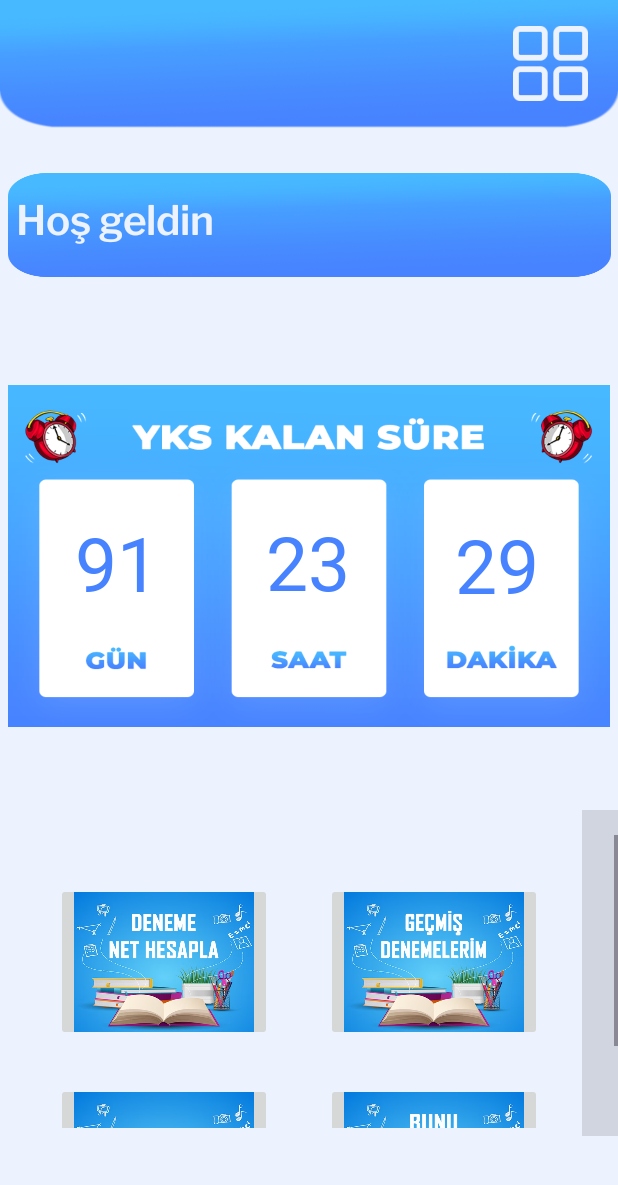
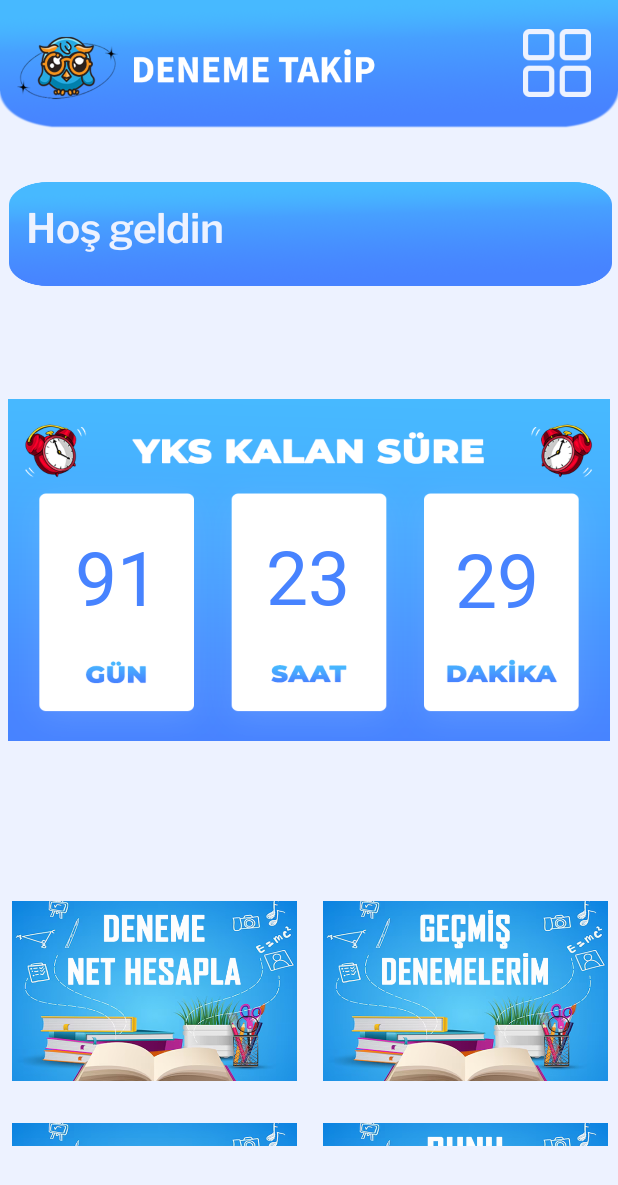
Before and after one commit to mustafateker/AndroidAppProje, an Android app: the MainActivity screen opened directly, with no data from a screen before it, on a phone screen of 412 x 824 dp. Shown: the top 1185 px of the screen. Run offline under Robolectric (Android 15) with nearby library versions, the phone set to English and light mode, and no system bars; our stand-ins replace Firebase (no records; nobody signed in at launch, a user with empty details on screens opened directly); Roboto replaces fonts that are not available here.

Commit message:
Recycler view, main aktivity vb. görsel düzenlemeler ve optimizasyon yapıldı

```diff
--- a/app/src/main/res/layout/activity_main.xml
+++ b/app/src/main/res/layout/activity_main.xml
@@ -1,6 +1,5 @@
 <?xml version="1.0" encoding="utf-8"?>
-<androidx.constraintlayout.widget.ConstraintLayout
-    xmlns:android="http://schemas.android.com/apk/res/android"
+<androidx.constraintlayout.widget.ConstraintLayout xmlns:android="http://schemas.android.com/apk/res/android"
     xmlns:app="http://schemas.android.com/apk/res-auto"
     xmlns:tools="http://schemas.android.com/tools"
     android:layout_width="match_parent"
@@ -18,7 +17,7 @@
         android:contentDescription="@string/anamenutop"
         android:scaleType="fitXY"
         app:layout_constraintEnd_toEndOf="parent"
-        app:layout_constraintHorizontal_bias="1.0"
+        app:layout_constraintHorizontal_bias="0.0"
         app:layout_constraintStart_toStartOf="parent"
         app:layout_constraintTop_toTopOf="parent"
         app:srcCompat="@drawable/main_top_fon_revize" />
@@ -29,13 +28,14 @@
         android:layout_height="228dp"
         android:contentDescription="@string/yks_geri_sayim"
         android:scaleType="fitXY"
-        app:layout_constraintBottom_toTopOf="@id/scrollView2"
+        app:layout_constraintBottom_toTopOf="@+id/scrollView2"
         app:layout_constraintEnd_toEndOf="parent"
         app:layout_constraintStart_toStartOf="parent"
         app:layout_constraintTop_toBottomOf="@id/hosgeldin_user"
         app:srcCompat="@drawable/time_counter_4" />
 
     <androidx.constraintlayout.widget.ConstraintLayout
+        android:id="@+id/constraintLayout"
         android:layout_width="367dp"
         android:layout_height="109dp"
         app:layout_constraintBottom_toBottomOf="@id/time_counter"
@@ -76,7 +76,7 @@
             android:layout_width="98dp"
             android:layout_height="57dp"
             android:layout_marginEnd="7dp"
-            android:text="Dakika"
+            android:text="@string/dakika"
             android:textAlignment="center"
             android:textColor="#4783FF"
             app:layout_constraintBottom_toBottomOf="parent"
@@ -87,24 +87,26 @@
     </androidx.constraintlayout.widget.ConstraintLayout>
 
 
-    <ImageView
+    <androidx.constraintlayout.utils.widget.ImageFilterView
         android:id="@+id/hosgeldin_user"
         android:layout_width="402dp"
         android:layout_height="69dp"
         android:layout_marginStart="10dp"
-        android:layout_marginTop="30dp"
+        android:layout_marginTop="36dp"
         android:layout_marginEnd="10dp"
         android:scaleType="fitXY"
         app:layout_constraintCircleRadius="20dp"
         app:layout_constraintEnd_toEndOf="parent"
+        app:layout_constraintHorizontal_bias="0.454"
         app:layout_constraintStart_toStartOf="parent"
         app:layout_constraintTop_toBottomOf="@id/main_top_fon_ImageView"
-        app:srcCompat="@drawable/hosgeldin_user_revize_2" />
+        app:srcCompat="@drawable/hosgeldin_user_revize_2"
+        tools:ignore="MissingConstraints" />
 
     <TextView
         android:id="@+id/textView"
-        android:layout_width="376dp"
-        android:layout_height="48dp"
+        android:layout_width="365dp"
+        android:layout_height="51dp"
         android:layout_marginStart="5dp"
         android:layout_marginEnd="5dp"
         android:ems="10"
@@ -115,17 +117,17 @@
         android:textStyle="bold"
         app:layout_constraintBottom_toBottomOf="@+id/hosgeldin_user"
         app:layout_constraintEnd_toEndOf="@id/hosgeldin_user"
-        app:layout_constraintHorizontal_bias="0.0"
+        app:layout_constraintHorizontal_bias="0.222"
         app:layout_constraintStart_toStartOf="@id/hosgeldin_user"
         app:layout_constraintTop_toTopOf="@+id/hosgeldin_user"
-        app:layout_constraintVertical_bias="0.476" />
+        tools:ignore="TextSizeCheck" />
 
     <ImageButton
 
 
         android:id="@+id/menu_button"
-        android:layout_width="58dp"
-        android:layout_height="50dp"
+        android:layout_width="48dp"
+        android:layout_height="45dp"
         android:background="@android:color/transparent"
         android:contentDescription="Menü butonu"
         android:scaleType="fitCenter"
@@ -135,100 +137,104 @@
         app:layout_constraintStart_toStartOf="parent"
         app:layout_constraintTop_toTopOf="@id/main_top_fon_ImageView"
         app:layout_constraintVertical_bias="0.485"
-        app:srcCompat="@drawable/menu_button_2" />
+        app:srcCompat="@drawable/menu_button_2"
+        tools:ignore="TouchTargetSizeCheck,TouchTargetSizeCheck" />
 
-
-    <View
-        android:id="@+id/divider2"
-        android:layout_width="25dp"
-        android:layout_height="217dp"
-        android:layout_marginStart="388dp"
-        android:background="?android:attr/listDivider"
-        app:layout_constraintBottom_toBottomOf="@+id/scrollView2"
-        app:layout_constraintEnd_toEndOf="@+id/scrollView2"
-        app:layout_constraintStart_toStartOf="@+id/scrollView2"
-        app:layout_constraintTop_toTopOf="@+id/scrollView2"
-        app:layout_constraintVertical_bias="0.754"
-        android:contentDescription ="Scroll bar"
-        tools:ignore="VisualLintBounds" />
-
-
-    <ScrollView
+    <androidx.core.widget.NestedScrollView
 
         android:id="@+id/scrollView2"
         android:layout_width="413dp"
         android:layout_height="195dp"
+        android:layout_marginBottom="60dp"
         android:contentDescription="Scroll view"
         app:layout_constraintBottom_toBottomOf="parent"
         app:layout_constraintEnd_toEndOf="parent"
         app:layout_constraintHorizontal_bias="0.0"
-        app:layout_constraintStart_toStartOf="parent"
 
-        app:layout_constraintTop_toBottomOf="@+id/time_counter"
-        app:layout_constraintVertical_bias="0.733">
+        app:layout_constraintStart_toStartOf="parent">
 
         <androidx.constraintlayout.widget.ConstraintLayout
             android:layout_width="match_parent"
             android:layout_height="wrap_content">
 
-            <ImageButton
+            <androidx.constraintlayout.utils.widget.ImageFilterButton
                 android:id="@+id/gecmis_denemeler"
-                android:layout_width="144dp"
-                android:layout_height="105dp"
+                android:layout_width="190dp"
+                android:layout_height="120dp"
                 android:layout_marginTop="32dp"
-                android:layout_marginEnd="52dp"
+                android:layout_marginEnd="8dp"
+                android:contentDescription="gecmis denemelerim sayfası"
+                android:scaleType="centerCrop"
+                android:src="@drawable/deneme_gecmis_denemelerim_image"
+                app:layout_constraintEnd_toEndOf="parent"
+                app:layout_constraintTop_toTopOf="parent" />
 
-                android:contentDescription="gecmis denemelerim sayfası"
-                android:src="@drawable/deneme_gecmis_denemelerim_image"
-                android:scaleType="centerCrop"
-                app:layout_constraintBottom_toTopOf="@+id/level"
-                app:layout_constraintEnd_toEndOf="parent"
-                app:layout_constraintTop_toTopOf="parent"
-                app:layout_constraintVertical_bias="0.0" />
 
-            <ImageButton
+            <androidx.constraintlayout.utils.widget.ImageFilterButton
                 android:id="@+id/deneme_hesapla"
-                android:layout_width="144dp"
-                android:layout_height="105dp"
-                android:layout_marginStart="28dp"
+                android:layout_width="190dp"
+                android:layout_height="120dp"
+                android:layout_marginStart="8dp"
                 android:layout_marginTop="32dp"
+                android:layout_marginEnd="5dp"
                 android:contentDescription="deneme hesaplama sayfası"
                 android:scaleType="centerCrop"
                 android:src="@drawable/deneme_net_hesapla_image"
                 app:layout_constraintBottom_toTopOf="@+id/performansim"
                 app:layout_constraintEnd_toStartOf="@id/gecmis_denemeler"
-                app:layout_constraintHorizontal_bias="0.2"
+                app:layout_constraintHorizontal_bias="0.0"
                 app:layout_constraintStart_toStartOf="parent"
                 app:layout_constraintTop_toTopOf="parent" />
 
-            <ImageButton
+            <androidx.constraintlayout.utils.widget.ImageFilterButton
                 android:id="@+id/performansim"
-                android:layout_width="144dp"
-                android:layout_height="105dp"
-                android:layout_marginStart="16dp"
+                android:layout_width="190dp"
+                android:layout_height="120dp"
+                android:layout_marginStart="8dp"
                 android:layout_marginTop="28dp"
+                android:layout_marginEnd="5dp"
                 android:contentDescription="performansım sayfası"
+                android:scaleType="centerCrop"
                 android:src="@drawable/deneme_performansim_image"
-                android:scaleType="centerCrop"
                 app:layout_constraintBottom_toBottomOf="parent  "
                 app:layout_constraintEnd_toStartOf="@+id/level"
-                app:layout_constraintHorizontal_bias="0.368"
+                app:layout_constraintHorizontal_bias="0.0"
                 app:layout_constraintStart_toStartOf="parent"
                 app:layout_constraintTop_toBottomOf="@+id/deneme_hesapla" />
 
-            <ImageButton
+            <androidx.constraintlayout.utils.widget.ImageFilterButton
                 android:id="@+id/level"
-                android:layout_width="144dp"
-                android:layout_height="105dp"
-                android:layout_marginEnd="52dp"
+                android:layout_width="190dp"
+                android:layout_height="120dp"
+                android:layout_marginTop="28dp"
+                android:layout_marginEnd="8dp"
                 android:contentDescription="level sayfası"
                 android:scaleType="centerCrop"
                 android:src="@drawable/deneme_bunu_unutma_image"
                 app:layout_constraintBottom_toBottomOf="parent"
-                app:layout_constraintEnd_toEndOf="parent" />
+                app:layout_constraintEnd_toEndOf="parent"
+                app:layout_constraintTop_toBottomOf="@+id/gecmis_denemeler"
+                app:layout_constraintVertical_bias="1.0" />
 
         </androidx.constraintlayout.widget.ConstraintLayout>
-    </ScrollView>
+
+    </androidx.core.widget.NestedScrollView>
+
+    <ImageView
+        android:id="@+id/main_top_icon"
+        android:layout_width="257dp"
+        android:layout_height="80dp"
+        android:layout_marginStart="10dp"
+        android:layout_marginTop="11dp"
+        android:layout_marginEnd="198dp"
+        android:layout_marginBottom="11dp"
+        app:layout_constraintBottom_toBottomOf="@+id/main_top_fon_ImageView"
+        app:layout_constraintEnd_toStartOf="@+id/menu_button"
+        app:layout_constraintHorizontal_bias="0.042"
+        app:layout_constraintStart_toStartOf="parent"
+        app:layout_constraintTop_toTopOf="parent"
+        app:layout_constraintVertical_bias="0.352"
+        app:srcCompat="@drawable/toolbar_icon_2" />
 
 
 </androidx.constraintlayout.widget.ConstraintLayout>
--- a/app/src/main/res/values/strings.xml
+++ b/app/src/main/res/values/strings.xml
@@ -15,4 +15,5 @@
     <string name="z_ld">Çözüldü</string>
     <string name="tyt_net_hesapla">TYT Net Hesapla Buton</string>
     <string name="ayt_net_hesapla">AYT Net Hesapla Buton</string>
+    <string name="dakika">Dakika</string>
 </resources>
```
Also changed, not shown: app/src/main/java/com/crossborders/studyhard/DenemeAdapter.kt (+15 -4 lines), app/src/main/res/layout/activity_gecmis_denemeler.xml (+11 -2 lines), app/src/main/res/layout/gecmis_deneme_item.xml (+26 -18 lines), app/src/main/res/drawable/gecmis_denemeler_histogram_icon.png (added).
